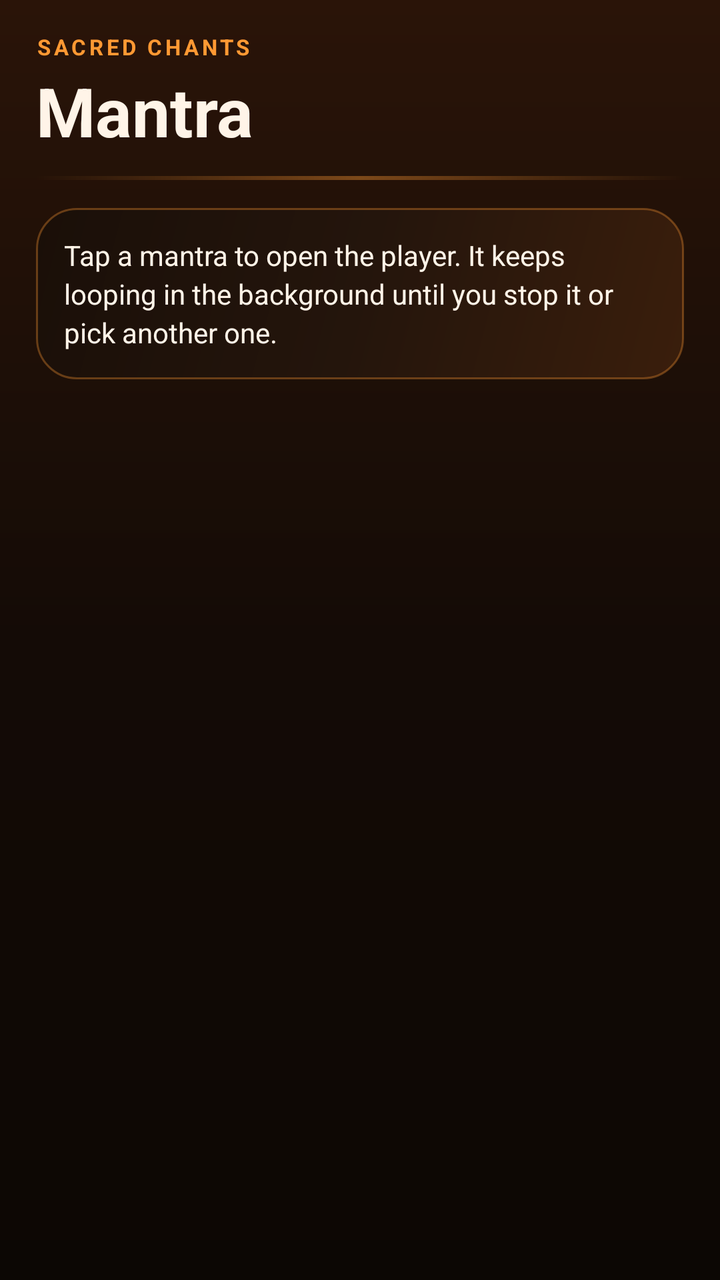
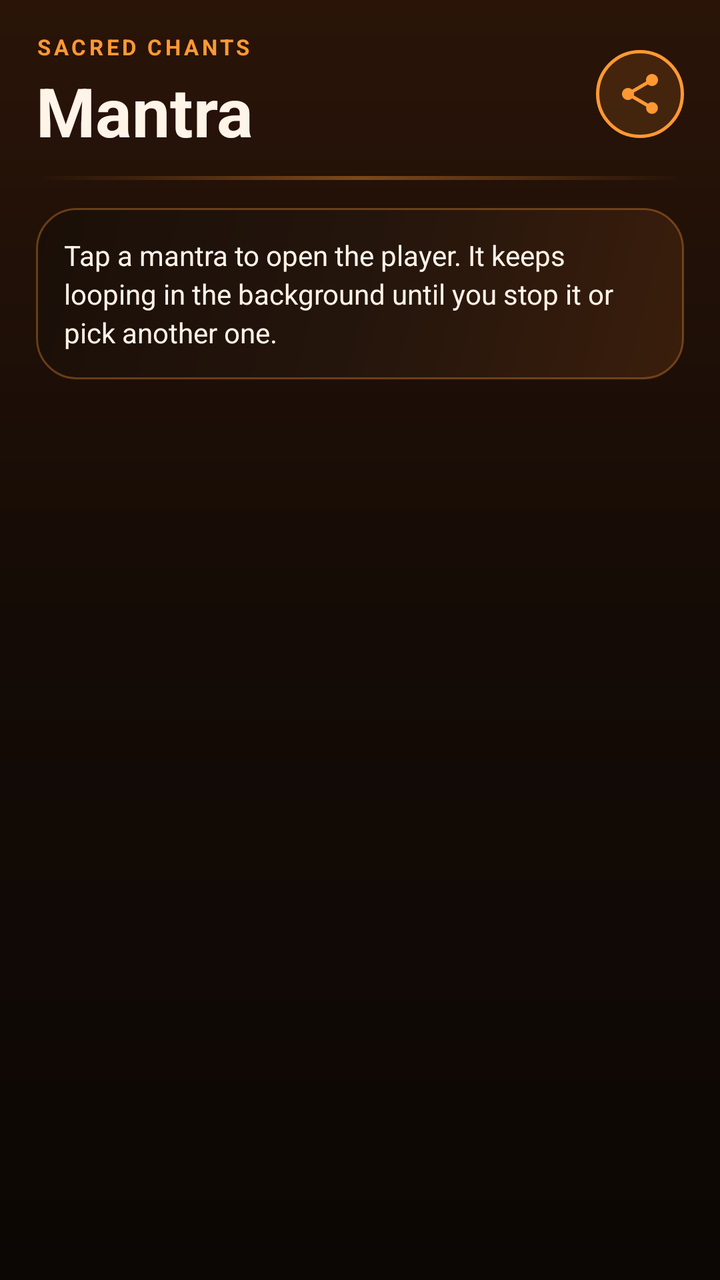

Screens rendered from an Android XML layout before and after an edit, with the pre-edit source and the edit as a unified diff.
<!-- AndroidManifest.xml: application theme Theme.Mantra -->
<!-- res/layout/activity_main.xml -->
<?xml version="1.0" encoding="utf-8"?>
<LinearLayout xmlns:android="http://schemas.android.com/apk/res/android"
    xmlns:app="http://schemas.android.com/apk/res-auto"
    android:layout_width="match_parent"
    android:layout_height="match_parent"
    android:background="@drawable/bg_screen"
    android:fitsSystemWindows="true"
    android:orientation="vertical"
    android:paddingHorizontal="18dp"
    android:paddingTop="16dp"
    android:paddingBottom="14dp">

    <TextView
        android:layout_width="match_parent"
        android:layout_height="wrap_content"
        android:letterSpacing="0.14"
        android:text="@string/eyebrow"
        android:textAllCaps="true"
        android:textColor="@color/brand"
        android:textSize="11sp"
        android:textStyle="bold" />

    <TextView
        android:layout_width="match_parent"
        android:layout_height="wrap_content"
        android:layout_marginTop="2dp"
        android:text="@string/app_name"
        android:textColor="@color/cream"
        android:textSize="34sp"
        android:textStyle="bold" />

    <View
        android:layout_width="match_parent"
        android:layout_height="2dp"
        android:layout_marginTop="10dp"
        android:background="@drawable/header_glow_line" />

    <TextView
        android:id="@+id/status"
        android:layout_width="match_parent"
        android:layout_height="wrap_content"
        android:layout_marginTop="14dp"
        android:background="@drawable/status_background"
        android:lineSpacingExtra="3dp"
        android:padding="14dp"
        android:text="@string/status_idle"
        android:textColor="@color/cream"
        android:textSize="14sp" />

    <ScrollView
        android:id="@+id/mantraScroll"
        android:layout_width="match_parent"
        android:layout_height="0dp"
        android:layout_marginTop="14dp"
        android:layout_weight="1"
        android:clipToPadding="false"
        android:fillViewport="true"
        android:scrollbars="none">

        <LinearLayout
            android:id="@+id/mantraList"
            android:layout_width="match_parent"
            android:layout_height="wrap_content"
            android:orientation="vertical"
            android:paddingBottom="8dp" />
    </ScrollView>

    <com.google.android.material.card.MaterialCardView
        android:id="@+id/nowPlayingBar"
        android:layout_width="match_parent"
        android:layout_height="wrap_content"
        android:layout_marginTop="8dp"
        android:visibility="gone"
        app:cardBackgroundColor="@color/card_selected"
        app:cardCornerRadius="20dp"
        app:cardElevation="0dp"
        app:rippleColor="@color/brand_soft"
        app:strokeColor="@color/brand"
        app:strokeWidth="1.5dp">

        <LinearLayout
            android:layout_width="match_parent"
            android:layout_height="wrap_content"
            android:gravity="center_vertical"
            android:orientation="horizontal"
            android:padding="10dp">

            <com.google.android.material.imageview.ShapeableImageView
                android:id="@+id/nowPlayingImage"
                android:layout_width="48dp"
                android:layout_height="48dp"
                android:scaleType="centerCrop"
                app:shapeAppearanceOverlay="@style/ShapeAppearance.Mantra.Circle" />

            <LinearLayout
                android:layout_width="0dp"
                android:layout_height="wrap_content"
                android:layout_marginStart="12dp"
                android:layout_weight="1"
                android:orientation="vertical">

                <TextView
                    android:id="@+id/nowPlayingTitle"
                    android:layout_width="match_parent"
                    android:layout_height="wrap_content"
                    android:ellipsize="end"
                    android:maxLines="1"
                    android:textColor="@color/cream"
                    android:textSize="16sp"
                    android:textStyle="bold" />

                <TextView
                    android:layout_width="match_parent"
                    android:layout_height="wrap_content"
                    android:text="@string/tap_to_open_player"
                    android:textColor="@color/muted"
                    android:textSize="12sp" />
            </LinearLayout>

            <ImageButton
                android:id="@+id/nowPlayingStop"
                android:layout_width="44dp"
                android:layout_height="44dp"
                android:background="@drawable/bg_circle_brand"
                android:contentDescription="@string/stop"
                android:padding="12dp"
                android:scaleType="fitCenter"
                android:src="@drawable/ic_stop"
                app:tint="@color/ink" />
        </LinearLayout>
    </com.google.android.material.card.MaterialCardView>

</LinearLayout>
<!-- resources referenced by this layout -->
<resources>
  <color name="brand">#FFFF9933</color>
  <color name="brand_soft">#33FF9933</color>
  <color name="card_selected">#FF3A2210</color>
  <color name="cream">#FFFFF4E8</color>
  <color name="ink">#FF1A1008</color>
  <color name="muted">#FFD9B896</color>
  <!-- drawable bg_circle_brand (drawable) -->
  <?xml version="1.0" encoding="utf-8"?>
  <ripple xmlns:android="http://schemas.android.com/apk/res/android"
      android:color="@color/cream">
      <item>
          <shape android:shape="oval">
              <gradient
                  android:angle="270"
                  android:endColor="@color/brand_dark"
                  android:startColor="@color/brand" />
          </shape>
      </item>
  </ripple>
  <!-- drawable bg_screen (drawable) -->
  <?xml version="1.0" encoding="utf-8"?>
  <shape xmlns:android="http://schemas.android.com/apk/res/android">
      <gradient
          android:angle="270"
          android:startColor="#FF2A1408"
          android:centerColor="#FF140B06"
          android:endColor="#FF0C0704"
          android:type="linear" />
  </shape>
  <!-- drawable header_glow_line (drawable) -->
  <?xml version="1.0" encoding="utf-8"?>
  <shape xmlns:android="http://schemas.android.com/apk/res/android">
      <gradient
          android:angle="0"
          android:startColor="#00FF9933"
          android:centerColor="#66FF9933"
          android:endColor="#00FF9933"
          android:type="linear" />
      <size android:height="2dp" />
  </shape>
  <!-- drawable ic_stop (drawable) -->
  <?xml version="1.0" encoding="utf-8"?>
  <vector xmlns:android="http://schemas.android.com/apk/res/android"
      android:width="24dp"
      android:height="24dp"
      android:viewportWidth="24"
      android:viewportHeight="24">
      <path
          android:fillColor="#FFFFFFFF"
          android:pathData="M6,6h12v12H6z" />
  </vector>
  <string name="app_name">Mantra</string>
  <string name="eyebrow">Sacred chants</string>
  <string name="status_idle">Tap a mantra to open the player. It keeps looping in the background until you stop it or pick another one.</string>
  <string name="stop">Stop mantra</string>
  <string name="tap_to_open_player">Tap to open player</string>
  <style name="ShapeAppearance.Mantra.Circle" parent="">
          <item name="cornerFamily">rounded</item>
          <item name="cornerSize">50%</item>
      </style>
  <color name="brand_dark">#FFE07A12</color>
  <color name="card">#FF24150C</color>
  <color name="bg">#FF120B06</color>
  <!-- unchanged entries left out for length: 2 -->
</resources>

<!-- the commit's change to res/layout/activity_main.xml (unified diff, before → after) -->
@@ -10,24 +10,50 @@
     android:paddingTop="16dp"
     android:paddingBottom="14dp">
 
-    <TextView
+    <LinearLayout
         android:layout_width="match_parent"
         android:layout_height="wrap_content"
-        android:letterSpacing="0.14"
-        android:text="@string/eyebrow"
-        android:textAllCaps="true"
-        android:textColor="@color/brand"
-        android:textSize="11sp"
-        android:textStyle="bold" />
+        android:gravity="center_vertical"
+        android:orientation="horizontal">
 
-    <TextView
-        android:layout_width="match_parent"
-        android:layout_height="wrap_content"
-        android:layout_marginTop="2dp"
-        android:text="@string/app_name"
-        android:textColor="@color/cream"
-        android:textSize="34sp"
-        android:textStyle="bold" />
+        <LinearLayout
+            android:layout_width="0dp"
+            android:layout_height="wrap_content"
+            android:layout_weight="1"
+            android:orientation="vertical">
+
+            <TextView
+                android:layout_width="match_parent"
+                android:layout_height="wrap_content"
+                android:letterSpacing="0.14"
+                android:text="@string/eyebrow"
+                android:textAllCaps="true"
+                android:textColor="@color/brand"
+                android:textSize="11sp"
+                android:textStyle="bold" />
+
+            <TextView
+                android:layout_width="match_parent"
+                android:layout_height="wrap_content"
+                android:layout_marginTop="2dp"
+                android:text="@string/app_name"
+                android:textColor="@color/cream"
+                android:textSize="34sp"
+                android:textStyle="bold" />
+        </LinearLayout>
+
+        <ImageButton
+            android:id="@+id/shareButton"
+            android:layout_width="44dp"
+            android:layout_height="44dp"
+            android:background="@drawable/bg_circle_outline"
+            android:contentDescription="@string/share"
+            android:padding="10dp"
+            android:scaleType="fitCenter"
+            android:src="@drawable/ic_share"
+            app:tint="@color/brand" />
+    </LinearLayout>
+
 
     <View
         android:layout_width="match_parent"
<!-- resource entries referenced after the edit -->
@@ -16,6 +16,19 @@
                   android:angle="270"
                   android:endColor="@color/brand_dark"
                   android:startColor="@color/brand" />
+          </shape>
+      </item>
+  </ripple>
+  <!-- drawable bg_circle_outline (drawable) -->
+  <?xml version="1.0" encoding="utf-8"?>
+  <ripple xmlns:android="http://schemas.android.com/apk/res/android"
+      android:color="@color/brand_soft">
+      <item>
+          <shape android:shape="oval">
+              <solid android:color="#22FF9933" />
+              <stroke
+                  android:width="1.5dp"
+                  android:color="@color/brand" />
           </shape>
       </item>
   </ripple>
@@ -40,6 +53,17 @@
           android:type="linear" />
       <size android:height="2dp" />
   </shape>
+  <!-- drawable ic_share (drawable) -->
+  <?xml version="1.0" encoding="utf-8"?>
+  <vector xmlns:android="http://schemas.android.com/apk/res/android"
+      android:width="24dp"
+      android:height="24dp"
+      android:viewportWidth="24"
+      android:viewportHeight="24">
+      <path
+          android:fillColor="#FFFFFFFF"
+          android:pathData="M18,16.08c-0.76,0 -1.44,0.3 -1.96,0.77L8.91,12.7c0.05,-0.23 0.09,-0.46 0.09,-0.7s-0.04,-0.47 -0.09,-0.7l7.05,-4.11c0.54,0.5 1.25,0.81 2.04,0.81 1.66,0 3,-1.34 3,-3s-1.34,-3 -3,-3 -3,1.34 -3,3c0,0.24 0.04,0.47 0.09,0.7L8.04,9.81C7.5,9.31 6.79,9 6,9c-1.66,0 -3,1.34 -3,3s1.34,3 3,3c0.79,0 1.5,-0.31 2.04,-0.81l7.12,4.16c-0.05,0.21 -0.08,0.43 -0.08,0.65 0,1.61 1.31,2.92 2.92,2.92s2.92,-1.31 2.92,-2.92c0,-1.61 -1.31,-2.92 -2.92,-2.92z" />
+  </vector>
   <!-- drawable ic_stop (drawable) -->
   <?xml version="1.0" encoding="utf-8"?>
   <vector xmlns:android="http://schemas.android.com/apk/res/android"
@@ -53,6 +77,7 @@
   </vector>
   <string name="app_name">Mantra</string>
   <string name="eyebrow">Sacred chants</string>
+  <string name="share">Share app</string>
   <string name="status_idle">Tap a mantra to open the player. It keeps looping in the background until you stop it or pick another one.</string>
   <string name="stop">Stop mantra</string>
   <string name="tap_to_open_player">Tap to open player</string>
